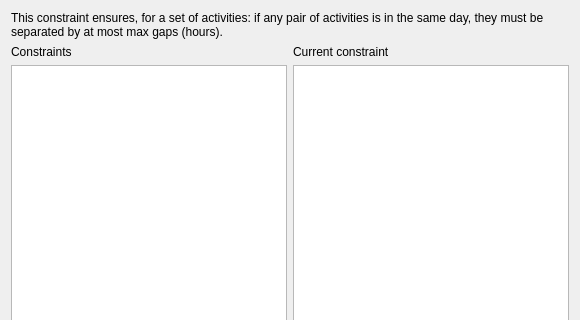
Above: fet/src/interface/constraintmaxgapsbetweenactivitiesform_template.ui from vonmecheln/fet before the change; both pictures show x 0 to 580 and y 0 to 320 of the 580 by 638 pixel window. Below: the same form after it.
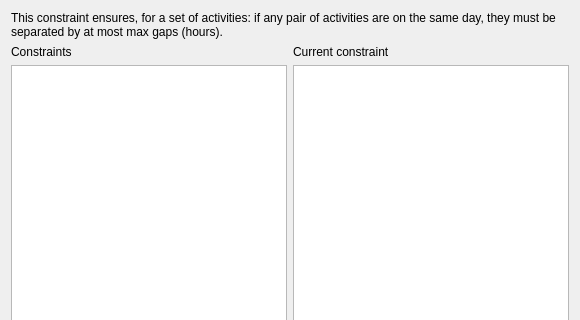
That is the form after the change.

Diff of the .ui file:
```diff
--- a/fet/src/interface/constraintmaxgapsbetweenactivitiesform_template.ui
+++ b/fet/src/interface/constraintmaxgapsbetweenactivitiesform_template.ui
@@ -55,7 +55,7 @@
       </sizepolicy>
      </property>
      <property name="text">
-      <string>This constraint ensures, for a set of activities: if any pair of activities is in the same day, they must be separated by at most max gaps (hours).</string>
+      <string>This constraint ensures, for a set of activities: if any pair of activities are on the same day, they must be separated by at most max gaps (hours).</string>
      </property>
      <property name="wordWrap">
       <bool>true</bool>
```
